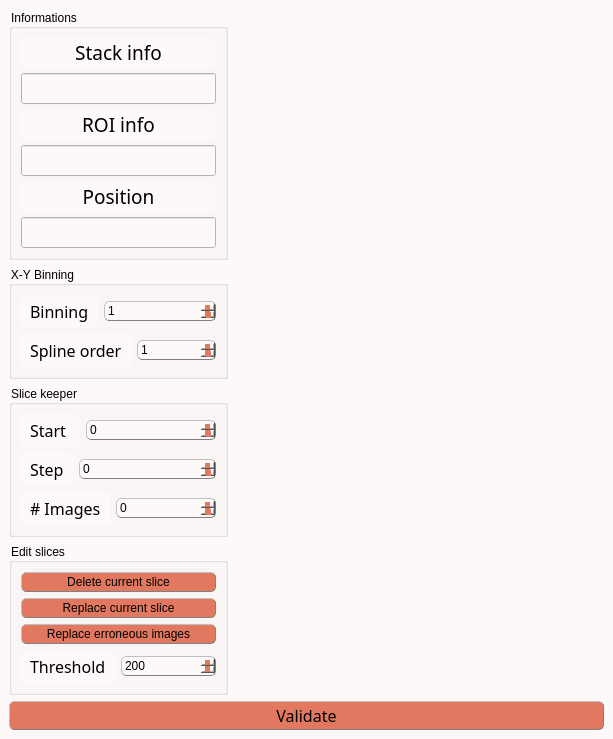
This is inichord/Edit_Tools.ui in Cyril-Langlois/iniCHORD as Qt 5 draws it before an edit. The edited form follows.
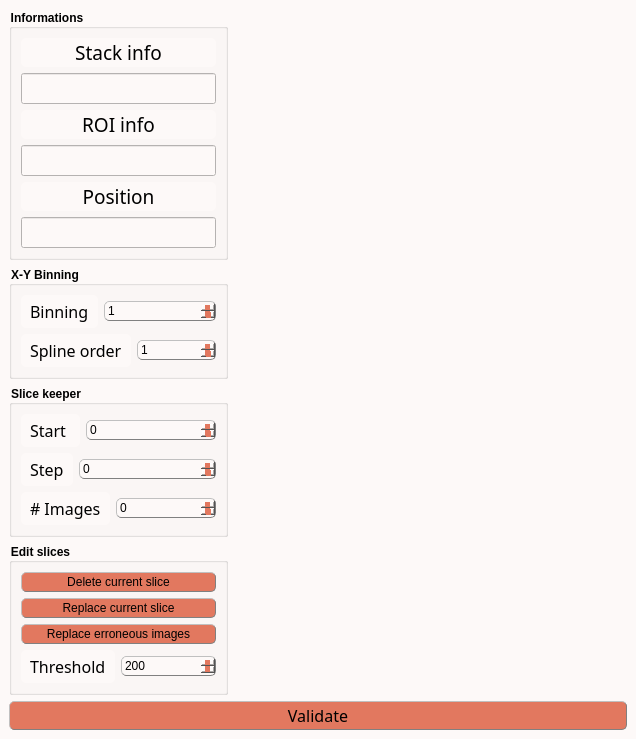
This is the edited form. Icons and pictures are not drawn. Custom widgets are drawn as their Qt base class.

```diff
--- a/inichord/Edit_Tools.ui
+++ b/inichord/Edit_Tools.ui
@@ -6,8 +6,8 @@
    <rect>
     <x>0</x>
     <y>0</y>
-    <width>613</width>
-    <height>671</height>
+    <width>636</width>
+    <height>647</height>
    </rect>
   </property>
   <property name="windowTitle">
@@ -56,8 +56,8 @@
 
 /* Gestion taille des QCheckBoxes */
 QCheckBox::indicator:unchecked, QCheckBox::indicator:unchecked:hover, QCheckBox::indicator:checked, QCheckBox::indicator:checked:hover  {
-	width :15px;
-	height : 15px;
+	width :12px;
+	height : 12px;
 }
 
 QLabel {
@@ -156,6 +156,10 @@
     height: 30px;
     margin: -10px 0; /* handle is placed by default on the contents rect of the groove. Expand outside the groove */
     border-radius: 3px;
+}
+
+QGroupBox {
+    font-weight: bold;
 }</string>
   </property>
   <widget class="QWidget" name="centralwidget">
```
Left out of the diff: 9 changed lines with no effect on the pictures.
